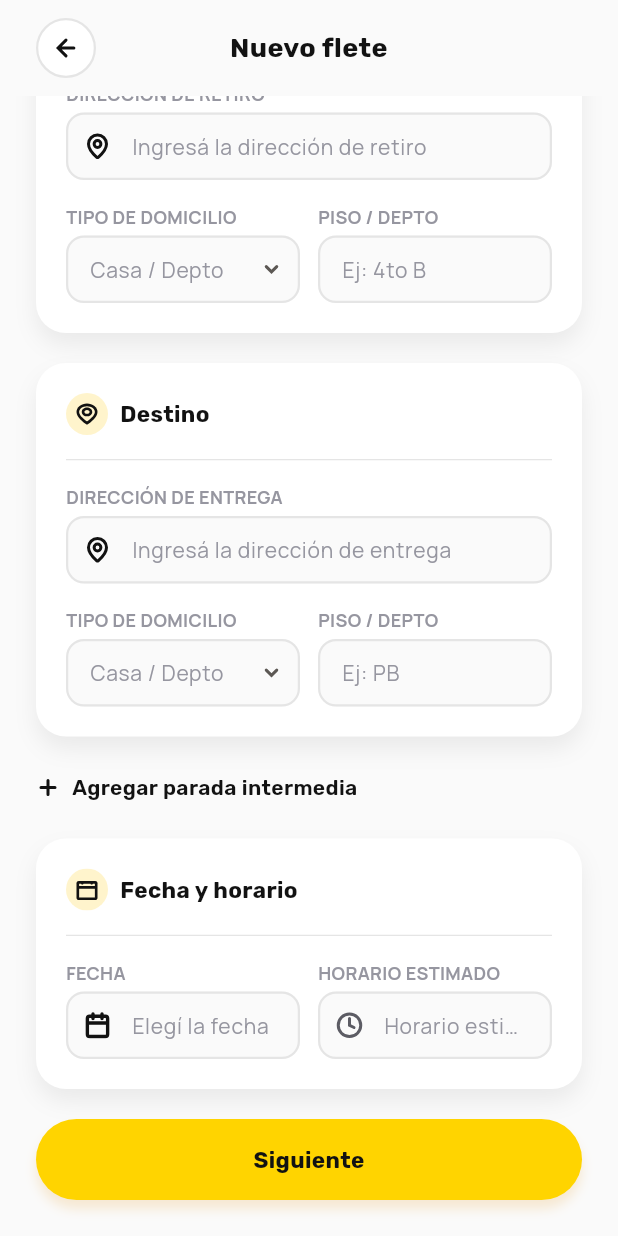
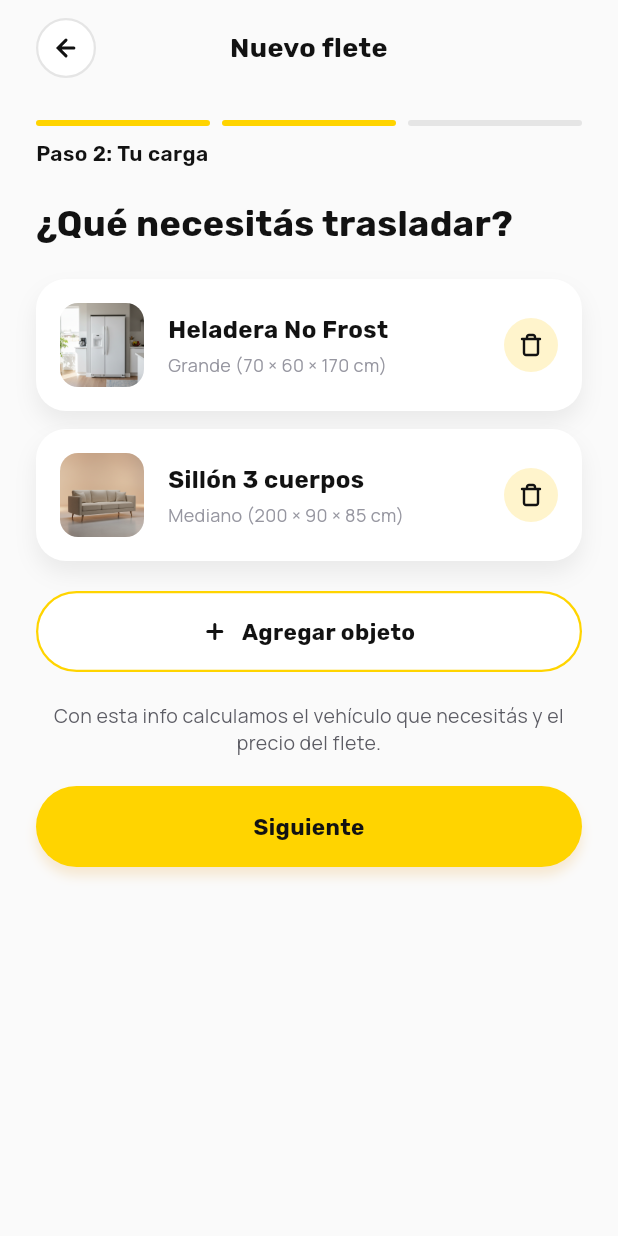
Before and after one commit to Fletesflex/fletesflex-vsc, a Flutter app: the FletePaso1Screen screen opened by its route, scrolled down 159 dp, after a tap on "Siguiente", on a phone screen of 412 x 824 dp. Run offline on Flutter 3.47's test engine with Material 3 defaults, Android fonts, the phone set to English and light mode, and no system bars; our stand-ins replace flutter_svg, google_fonts.

Commit message:
flete paso 2
Co-Authored-By: Claude Sonnet 5 <noreply@anthropic.com>

```diff
--- a/lib/routes.dart
+++ b/lib/routes.dart
@@ -9,6 +9,7 @@ import 'screens/confirmar_solicitud_screen.dart';
 import 'screens/detalle_solicitud_screen.dart';
 import 'screens/exito_confirmacion_screen.dart';
 import 'screens/flete_paso1_screen.dart';
+import 'screens/flete_paso2_screen.dart';
 import 'screens/formulario_paso1_screen.dart';
 import 'screens/formulario_paso2_screen.dart';
 import 'screens/home_screen.dart';
@@ -38,6 +39,7 @@ abstract final class AppRoutes {
 
   // Requester: Flete request flow.
   static const String fletePaso1 = '/flete/paso-1';
+  static const String fletePaso2 = '/flete/paso-2';
 
   // Requester: offers.
   static const String listadoOfertas = '/ofertas';
@@ -88,6 +90,7 @@ abstract final class AppRoutes {
         login: (_) => const LoginScreen(),
         home: (_) => const HomeScreen(),
         fletePaso1: (_) => const FletePaso1Screen(),
+        fletePaso2: (_) => const FletePaso2Screen(),
         formularioPaso1: (_) => const FormularioPaso1Screen(),
         formularioPaso2: (_) => const FormularioPaso2Screen(),
         resumenPrecio: (_) => const ResumenPrecioScreen(),
--- a/lib/screens/flete_paso1_screen.dart
+++ b/lib/screens/flete_paso1_screen.dart
@@ -1,6 +1,7 @@
 import 'package:flutter/material.dart';
 import 'package:flutter_svg/flutter_svg.dart';
 
+import '../routes.dart';
 import '../theme/theme.dart';
 import '../widgets/widgets.dart';
 
@@ -52,6 +53,7 @@ class _FletePaso1ScreenState extends State<FletePaso1Screen> {
 
   void _handleNext() {
     // TODO: validate the addresses and schedule before continuing.
+    Navigator.of(context).pushNamed(AppRoutes.fletePaso2);
   }
 
   @override
--- /dev/null
+++ b/lib/screens/flete_paso2_screen.dart
@@ -0,0 +1,162 @@
+import 'package:flutter/material.dart';
+import 'package:flutter_svg/flutter_svg.dart';
+
+import '../theme/theme.dart';
+import '../widgets/widgets.dart';
+
+/// An object the user wants transported on a "Flete" request.
+class FleteItem {
+  const FleteItem({
+    required this.photoAsset,
+    required this.name,
+    required this.detail,
+  });
+
+  final String photoAsset;
+  final String name;
+  final String detail;
+}
+
+/// Step 2 of the "Flete" request form (cargo inventory), implemented from
+/// the Figma "flete-paso-2-inventario" design (file neRKyJz313WM7CEdoZdgGl,
+/// node 40:4), reusing the tokens in `lib/theme/`.
+class FletePaso2Screen extends StatefulWidget {
+  const FletePaso2Screen({super.key});
+
+  @override
+  State<FletePaso2Screen> createState() => _FletePaso2ScreenState();
+}
+
+class _FletePaso2ScreenState extends State<FletePaso2Screen> {
+  // TODO: replace the sample cargo with items the user adds.
+  final List<FleteItem> _items = [
+    const FleteItem(
+      photoAsset: 'assets/images/photo_fridge.png',
+      name: 'Heladera No Frost',
+      detail: 'Grande (70 × 60 × 170 cm)',
+    ),
+    const FleteItem(
+      photoAsset: 'assets/images/photo_sofa.png',
+      name: 'Sillón 3 cuerpos',
+      detail: 'Mediano (200 × 90 × 85 cm)',
+    ),
+  ];
+
+  void _handleAddItem() {
+    // TODO: open the "add object" flow.
+  }
+
+  void _handleNext() {
+    // TODO: validate the cargo list before continuing.
+  }
+
+  @override
+  Widget build(BuildContext context) {
+    return AppPage(
+      title: 'Nuevo flete',
+      topBarStyle: TopBarStyle.centered,
+      children: [
+        const StepIndicator(
+          current: 1,
+          total: 3,
+          style: StepIndicatorStyle.bars,
+        ),
+        const SizedBox(height: AppSpacing.xs),
+        Text('Paso 2: Tu carga', style: AppTypography.textAction),
+        const SizedBox(height: AppSpacing.sectionGap),
+        Text('¿Qué necesitás trasladar?', style: AppTypography.headline),
+        const SizedBox(height: AppSpacing.sectionGap),
+        for (var i = 0; i < _items.length; i++) ...[
+          if (i > 0) const SizedBox(height: AppSpacing.sm),
+          _InventoryCard(
+            item: _items[i],
+            onRemove: () => setState(() => _items.removeAt(i)),
+          ),
+        ],
+        const SizedBox(height: AppSpacing.sectionGap),
+        PillButton(
+          outlined: true,
+          leading: SvgPicture.asset(
+            'assets/icons/plus.svg',
+            width: 16,
+            height: 16,
+          ),
+          label: 'Agregar objeto',
+          onPressed: _handleAddItem,
+        ),
+        const SizedBox(height: AppSpacing.sectionGap),
+        Text(
+          'Con esta info calculamos el vehículo que necesitás y el precio '
+          'del flete.',
+          style: AppTypography.cardDescription,
+          textAlign: TextAlign.center,
+        ),
+        const SizedBox(height: AppSpacing.sectionGap),
+        PillButton(label: 'Siguiente', onPressed: _handleNext),
+      ],
+    );
+  }
+}
+
+/// White rounded card showing a cargo photo, name/size, and a delete
+/// button (one row in the "¿Qué necesitás trasladar?" list).
+class _InventoryCard extends StatelessWidget {
+  const _InventoryCard({required this.item, required this.onRemove});
+
+  final FleteItem item;
+  final VoidCallback onRemove;
+
+  @override
+  Widget build(BuildContext context) {
+    return AppCard(
+      borderWidth: 0,
+      borderColor: Colors.transparent,
+      radius: AppRadius.xl,
+      elevatedShadow: true,
+      padding: const EdgeInsets.all(AppSpacing.md),
+      child: Row(
+        children: [
+          ClipRRect(
+            borderRadius: BorderRadius.circular(AppRadius.sm),
+            child: Image.asset(
+              item.photoAsset,
+              width: 56,
+              height: 56,
+              fit: BoxFit.cover,
+            ),
+          ),
+          const SizedBox(width: AppSpacing.md),
+          Expanded(
+            child: Column(
+              crossAxisAlignment: CrossAxisAlignment.start,
+              children: [
+                Text(item.name, style: AppTypography.userName),
+                const SizedBox(height: AppSpacing.xxs),
+                Text(item.detail, style: AppTypography.itemSubtitle),
+              ],
+            ),
+          ),
+          const SizedBox(width: AppSpacing.md),
+          InkResponse(
+            onTap: onRemove,
+            radius: 18,
+            child: Container(
+              width: 36,
+              height: 36,
+              alignment: Alignment.center,
+              decoration: const BoxDecoration(
+                color: AppColors.iconSurface,
+                shape: BoxShape.circle,
+              ),
+              child: SvgPicture.asset(
+                'assets/icons/trash.svg',
+                width: 16,
+                height: 16,
+              ),
+            ),
+          ),
+        ],
+      ),
+    );
+  }
+}
```
Also changed, not shown: assets/images/photo_sofa.png (added).
